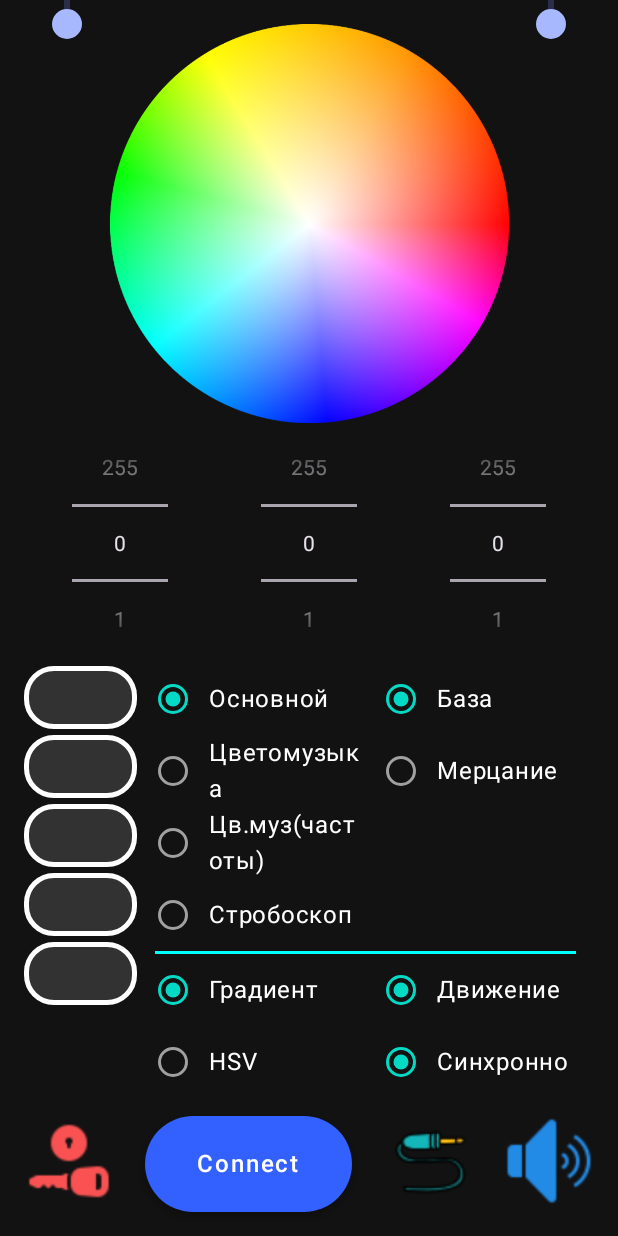
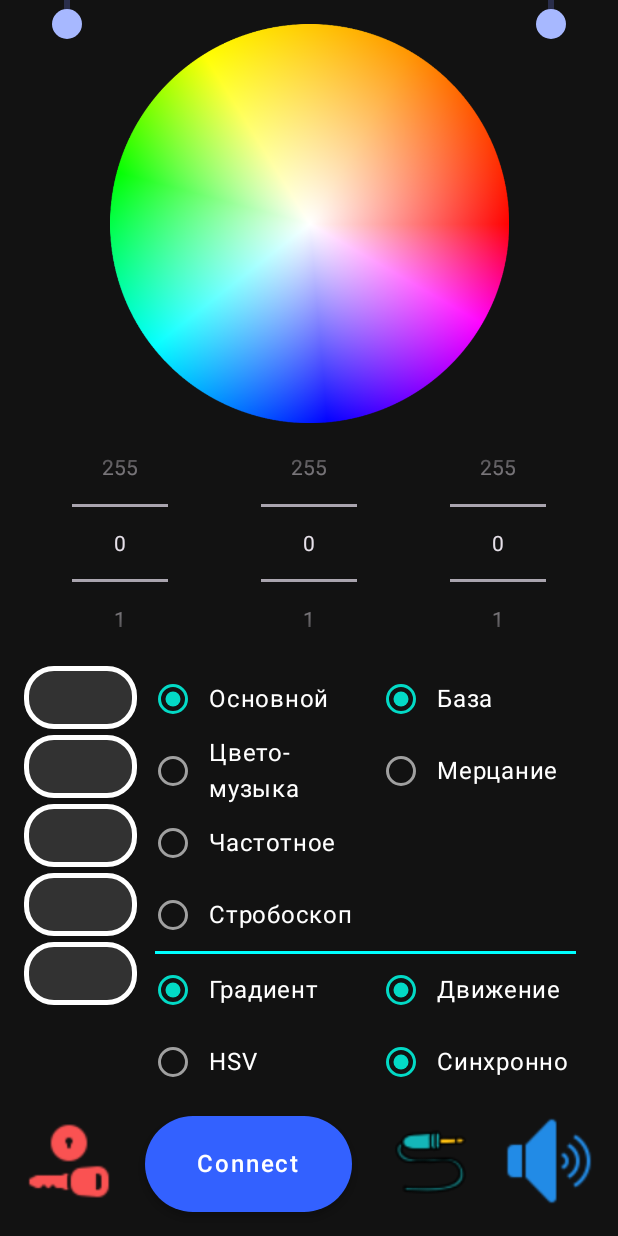
Before and after one commit to MakarenkoArtem/motorbike, an Android app built with Jetpack Compose: the screen it shows after launch (MainActivity), on a phone screen of 412 x 824 dp. Run offline under Robolectric (Android 15) with nearby library versions, the phone set to English and light mode, and no system bars; our stand-ins replace constraintlayout-compose; 2 statements that could not run were skipped.

Commit message:
fix text

```diff
--- a/android/app/src/main/java/com/example/bike/ui/components/SectionWithRegimsFragment.kt
+++ b/android/app/src/main/java/com/example/bike/ui/components/SectionWithRegimsFragment.kt
@@ -1,22 +1,14 @@
 package com.example.bike.ui.components
 
-import android.widget.Button
-import androidx.compose.foundation.BorderStroke
-import androidx.compose.foundation.ExperimentalFoundationApi
 import androidx.compose.foundation.clickable
-import androidx.compose.foundation.combinedClickable
 import androidx.compose.foundation.layout.Arrangement
 import androidx.compose.foundation.layout.Column
 import androidx.compose.foundation.layout.Row
 import androidx.compose.foundation.layout.fillMaxWidth
-import androidx.compose.foundation.layout.heightIn
 import androidx.compose.foundation.layout.padding
 import androidx.compose.foundation.layout.width
 import androidx.compose.foundation.layout.widthIn
 import androidx.compose.foundation.layout.wrapContentHeight
-import androidx.compose.foundation.shape.RoundedCornerShape
-import androidx.compose.material.Button
-import androidx.compose.material.ButtonDefaults
 import androidx.compose.material.RadioButton
 import androidx.compose.material.TabRowDefaults.Divider
 import androidx.compose.material.Text
@@ -31,9 +23,7 @@ import androidx.compose.ui.graphics.Color
 import androidx.compose.ui.layout.onGloballyPositioned
 import androidx.compose.ui.platform.LocalDensity
 import androidx.compose.ui.res.stringResource
-import androidx.compose.ui.tooling.preview.PreviewLightDark
 import androidx.compose.ui.unit.dp
-import androidx.core.graphics.toColor
 import com.example.bike.R
 import com.example.bike.model.ScreenViewData
 import com.example.bike.ui.model.MainScreenActionsModel
@@ -59,7 +49,7 @@ fun SectionWithRegimsFragment(screenState: ScreenViewData, actionsModel: MainScr
         }
         Column {
             Row {
-                RadioGroupCustom(listOf("Основной", "Цветомузыка", "Цв.муз(частоты)", "Стробоскоп"),
+                RadioGroupCustom(listOf("Основной", "Цвето-\nмузыка", "Частотное", "Стробоскоп"),
                         screenState.type,
                         actionsModel.setTypeColors,
                         modifier = Modifier
```
